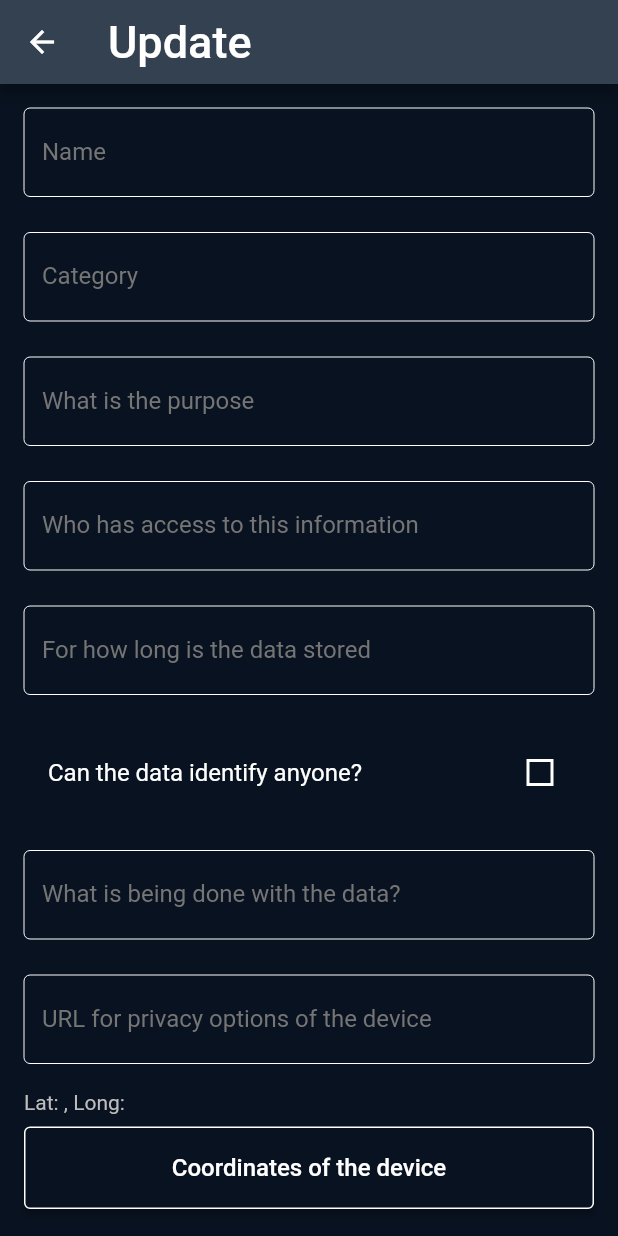
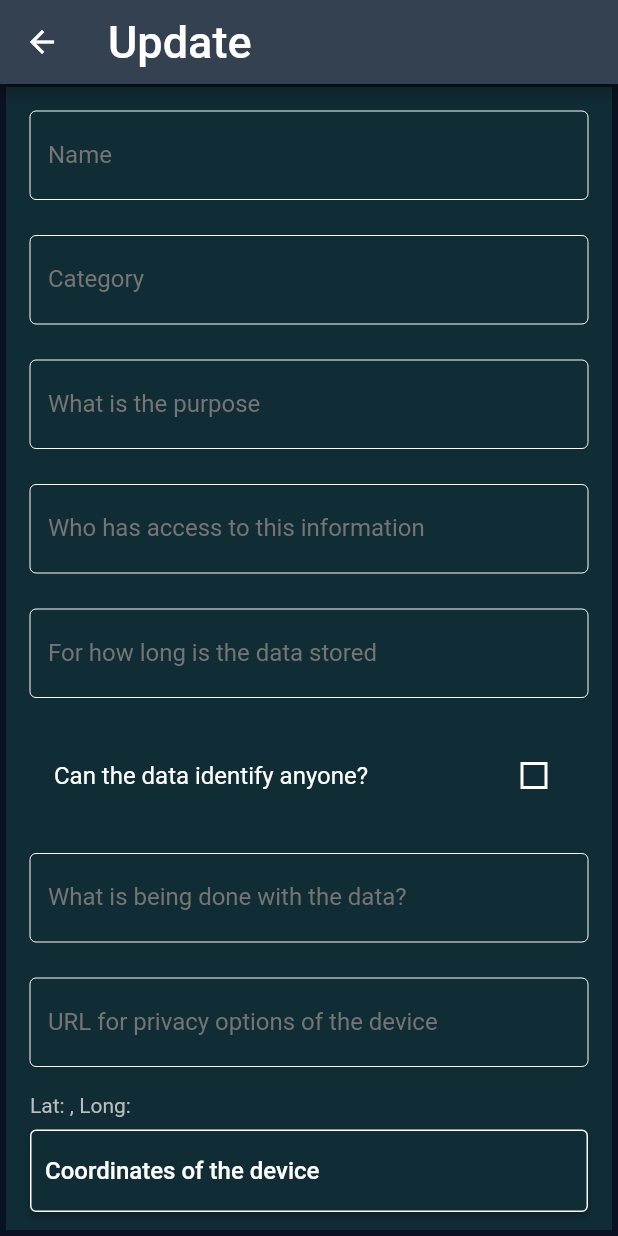
Before and after one commit to nelson-vieira/masters-thesis, a Flutter app: the Update screen opened directly with empty values, on a phone screen of 412 x 824 dp. Run offline on Flutter 3.47's test engine with Material 2 defaults, Android fonts, the phone set to English and light mode, and no system bars; our stand-ins replace cloud_firestore, datetime_picker_formfield, email_validator, firebase_auth, firebase_core, flutter_map and 2 more; missing offline and left inert: firebase_core_platform_interface, ipsum; accounts and stored records are empty.

Commit message:
Update device update page frontend
Signed-off-by: Nelson Vieira <2080511@student.uma.pt>

```diff
--- a/masters-thesis/app/lib/pages/devices/update.dart
+++ b/masters-thesis/app/lib/pages/devices/update.dart
@@ -158,7 +158,12 @@
         ),
         backgroundColor: const Color(0xFF334150),
       ),
-      body: ListView(
+      body: Padding(
+        padding:
+            const EdgeInsets.only(top: 2.0, right: 4.0, left: 4.0, bottom: 4.0),
+        child: Container(
+          color: const Color.fromARGB(255, 16, 44, 53),
+          child: ListView(
             padding: const EdgeInsets.all(16),
             children: <Widget>[
               TextField(
@@ -267,17 +272,21 @@
               ),
               ElevatedButton(
                 style: ElevatedButton.styleFrom(
-              backgroundColor: const Color(0xFF091220),
+                  backgroundColor: const Color.fromARGB(255, 16, 44, 53),
                   padding: const EdgeInsets.only(
-                  left: 0.0, top: 18.0, right: 0.0, bottom: 18.0),
+                      left: 10.0, top: 18.0, right: 0.0, bottom: 18.0),
                   side: const BorderSide(
                       width: 1, // the thickness
                       color: Colors.white // the color of the border
                       ),
                 ),
-            child: const Text(
+                child: const Align(
+                  alignment: Alignment.centerLeft,
+                  child: Text(
                     "Coordinates of the device",
                     style: TextStyle(fontSize: 16.0, color: Colors.white),
+                    textAlign: TextAlign.start,
+                  ),
                 ),
                 onPressed: () {
                   showDialog(
@@ -333,9 +342,12 @@
                   ),
                   onPressed: () {
                     showDialog(
-                    context: context, builder: (context) => confirmDelete());
+                        context: context,
+                        builder: (context) => confirmDelete());
                   }),
             ],
+          ),
+        ),
       ),
     );
   }
```
Lines whose indentation alone changed are shown as unchanged.
